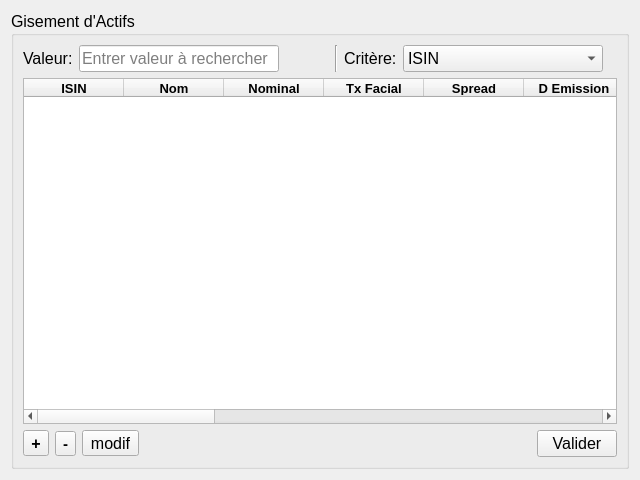
Above: DPricer/presentation/Designer-Files/Gisement.ui from Mero89/Pricing-Application before the change. Below: the same form after it.
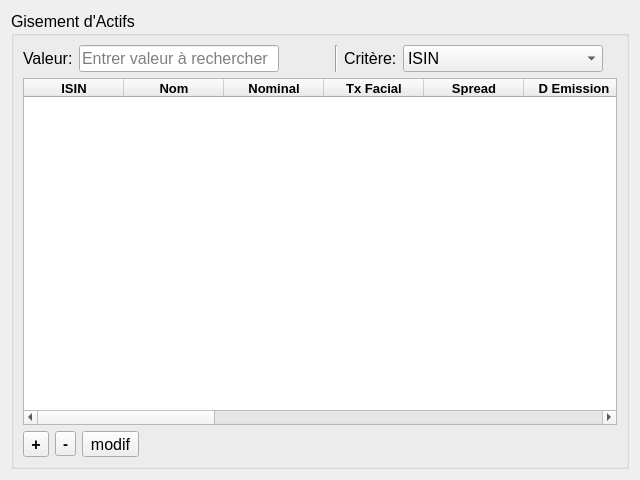
That is the form after the change.

```diff
--- a/DPricer/presentation/Designer-Files/Gisement.ui
+++ b/DPricer/presentation/Designer-Files/Gisement.ui
@@ -445,6 +445,12 @@
           <property name="text">
            <string>modif</string>
           </property>
+          <property name="checkable">
+           <bool>false</bool>
+          </property>
+          <property name="checked">
+           <bool>false</bool>
+          </property>
          </widget>
         </item>
         <item>
@@ -460,13 +466,6 @@
           </property>
          </spacer>
         </item>
-        <item>
-         <widget class="QPushButton" name="pushButtonValider">
-          <property name="text">
-           <string>Valider</string>
-          </property>
-         </widget>
-        </item>
        </layout>
       </item>
      </layout>
```
Left out of the diff: 8 changed lines with no effect on the pictures.
